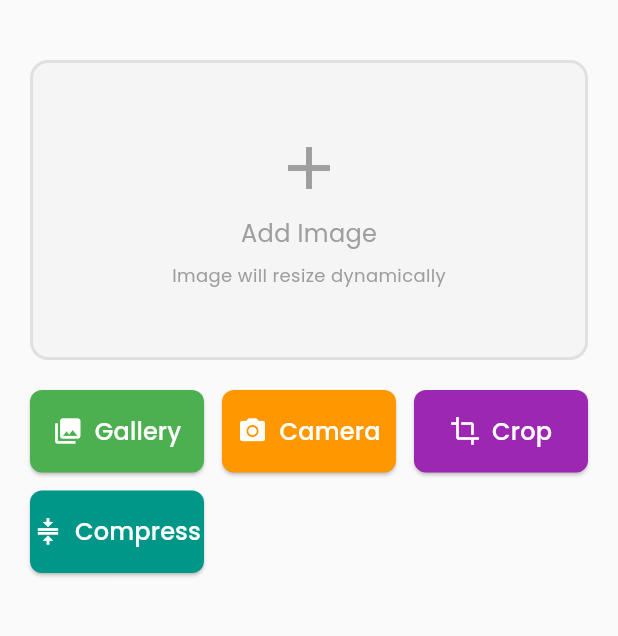
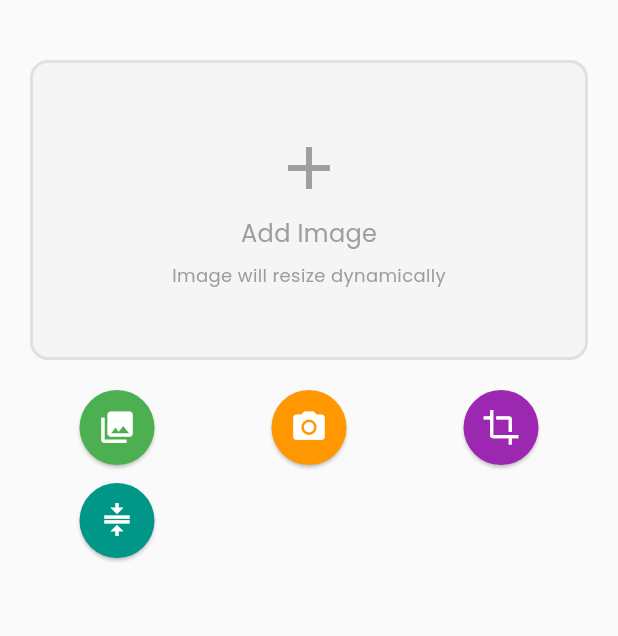
Before and after one commit to anjumArnab/Pixelize, a Flutter app: the screen it shows after launch, on a phone screen of 412 x 824 dp, the part 84-720 px from its top. Run offline on Flutter 3.47's test engine with Material 3 defaults, Android fonts, the phone set to English and light mode, and no system bars; our stand-ins replace flutter_image_compress, get_storage, google_fonts, image_cropper, image_picker.

Commit message:
rectangular > circular

```diff
--- a/lib/widgets/img_button.dart
+++ b/lib/widgets/img_button.dart
@@ -3,37 +3,35 @@ import 'package:flutter/material.dart';
 class ImageButton extends StatelessWidget {
   final VoidCallback onPressed;
   final IconData icon;
-  final String label;
+  final double size;
   final Color backgroundColor;
-  final Color foregroundColor;
+  final Color iconColor;
 
   const ImageButton({
     super.key,
     required this.onPressed,
     required this.icon,
-    required this.label,
+    this.size = 50.0,
     this.backgroundColor = Colors.blue,
-    this.foregroundColor = Colors.white,
+    this.iconColor = Colors.white,
   });
 
   @override
   Widget build(BuildContext context) {
-    return ElevatedButton.icon(
-      onPressed: onPressed,
-      icon: Icon(icon, size: 20),
-      label: Text(
-        label,
-        style: const TextStyle(
-          fontSize: 16,
-          fontWeight: FontWeight.w500,
+    return SizedBox(
+      width: size,
+      height: size,
+      child: ElevatedButton(
+        onPressed: onPressed,
+        style: ElevatedButton.styleFrom(
+          backgroundColor: backgroundColor,
+          shape: const CircleBorder(),
+          padding: EdgeInsets.zero,
         ),
-      ),
-      style: ElevatedButton.styleFrom(
-        backgroundColor: backgroundColor,
-        foregroundColor: foregroundColor,
-        padding: const EdgeInsets.symmetric(vertical: 16),
-        shape: RoundedRectangleBorder(
-          borderRadius: BorderRadius.circular(8),
+        child: Icon(
+          icon,
+          color: iconColor,
+          size: size * 0.5,
         ),
       ),
     );
```
